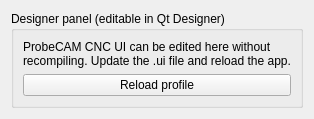
Old version of the form ui/designer_panel.ui in the repository uzfm/ProbeCAM-CNC.
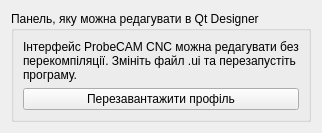
New version of the form.

Patch:
```diff
--- a/ui/designer_panel.ui
+++ b/ui/designer_panel.ui
@@ -9,13 +9,13 @@
    <item>
     <widget class="QGroupBox" name="groupBox">
      <property name="title">
-      <string>Designer panel (editable in Qt Designer)</string>
+      <string>Панель, яку можна редагувати в Qt Designer</string>
      </property>
      <layout class="QVBoxLayout" name="groupBoxLayout">
       <item>
        <widget class="QLabel" name="panelTitleLabel">
         <property name="text">
-         <string>ProbeCAM CNC UI can be edited here without recompiling. Update the .ui file and reload the app.</string>
+         <string>Інтерфейс ProbeCAM CNC можна редагувати без перекомпіляції. Змініть файл .ui та перезапустіть програму.</string>
         </property>
         <property name="wordWrap">
          <bool>true</bool>
@@ -25,7 +25,7 @@
       <item>
        <widget class="QPushButton" name="panelButton">
         <property name="text">
-         <string>Reload profile</string>
+         <string>Перезавантажити профіль</string>
         </property>
        </widget>
       </item>
```
Left out of the diff: 2 changed lines with no effect on the pictures.
